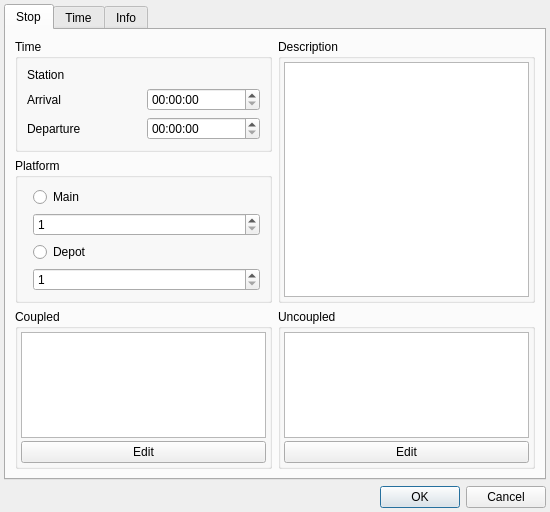
Old version of the form src/jobs/jobeditor/editstopdialog.ui in the repository gfgit/ModelRailroadTimetablePlanner.
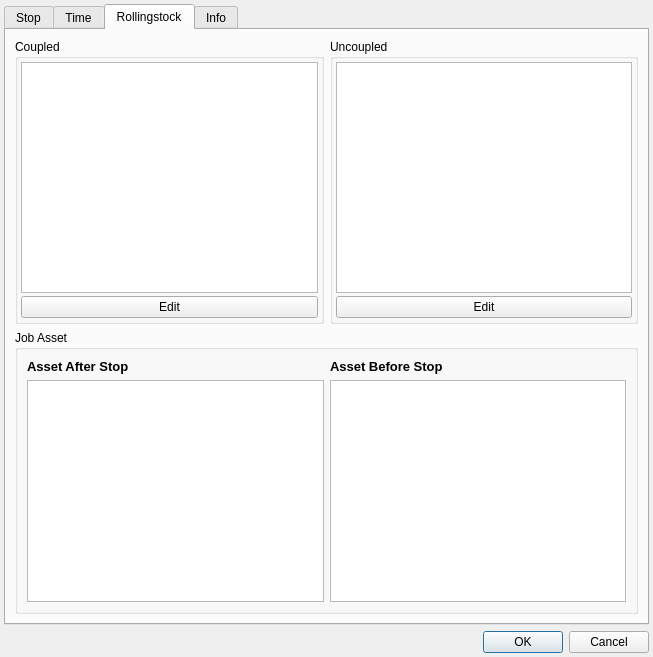
New version of the form. The open tabs and pages were chosen to show the change.

Commit message:
EditStopDialog: new Rollingstock Tab
Moved Coupled/Uncoupled and Train Asset Before/After stop to this tab

```diff
--- a/src/jobs/jobeditor/editstopdialog.ui
+++ b/src/jobs/jobeditor/editstopdialog.ui
@@ -6,14 +6,14 @@
    <rect>
     <x>0</x>
     <y>0</y>
-    <width>550</width>
-    <height>512</height>
+    <width>653</width>
+    <height>657</height>
    </rect>
   </property>
   <property name="windowTitle">
    <string/>
   </property>
-  <layout class="QVBoxLayout" name="dialogLayout">
+  <layout class="QGridLayout" name="gridLayout_2">
    <property name="leftMargin">
     <number>4</number>
    </property>
@@ -26,7 +26,7 @@
    <property name="bottomMargin">
     <number>4</number>
    </property>
-   <item>
+   <item row="0" column="0">
     <widget class="QTabWidget" name="tabWidget">
      <property name="currentIndex">
       <number>0</number>
@@ -39,110 +39,6 @@
        <property name="leftMargin">
         <number>9</number>
        </property>
-       <item row="0" column="0">
-        <widget class="QGroupBox" name="mainBox">
-         <property name="title">
-          <string>Time</string>
-         </property>
-         <layout class="QGridLayout" name="stopBoxLayout">
-          <item row="1" column="1">
-           <widget class="QTimeEdit" name="arrivalTimeEdit"/>
-          </item>
-          <item row="1" column="0">
-           <widget class="QLabel" name="label_2">
-            <property name="text">
-             <string>Arrival</string>
-            </property>
-           </widget>
-          </item>
-          <item row="0" column="0">
-           <widget class="QLabel" name="label">
-            <property name="text">
-             <string>Station</string>
-            </property>
-           </widget>
-          </item>
-          <item row="2" column="0">
-           <widget class="QLabel" name="label_3">
-            <property name="text">
-             <string>Departure</string>
-            </property>
-           </widget>
-          </item>
-          <item row="2" column="1">
-           <widget class="QTimeEdit" name="departureTimeEdit"/>
-          </item>
-         </layout>
-        </widget>
-       </item>
-       <item row="2" column="0">
-        <widget class="QGroupBox" name="coupledBox">
-         <property name="title">
-          <string>Coupled</string>
-         </property>
-         <layout class="QVBoxLayout" name="coupledLayout">
-          <property name="spacing">
-           <number>3</number>
-          </property>
-          <property name="leftMargin">
-           <number>3</number>
-          </property>
-          <property name="topMargin">
-           <number>3</number>
-          </property>
-          <property name="rightMargin">
-           <number>3</number>
-          </property>
-          <property name="bottomMargin">
-           <number>3</number>
-          </property>
-          <item>
-           <widget class="QListView" name="coupledView"/>
-          </item>
-          <item>
-           <widget class="QPushButton" name="editCoupledBut">
-            <property name="text">
-             <string>Edit</string>
-            </property>
-           </widget>
-          </item>
-         </layout>
-        </widget>
-       </item>
-       <item row="2" column="1">
-        <widget class="QGroupBox" name="uncoupledBox">
-         <property name="title">
-          <string>Uncoupled</string>
-         </property>
-         <layout class="QVBoxLayout" name="uncoupledLayout">
-          <property name="spacing">
-           <number>3</number>
-          </property>
-          <property name="leftMargin">
-           <number>3</number>
-          </property>
-          <property name="topMargin">
-           <number>3</number>
-          </property>
-          <property name="rightMargin">
-           <number>3</number>
-          </property>
-          <property name="bottomMargin">
-           <number>3</number>
-          </property>
-          <item>
-           <widget class="QListView" name="uncoupledView"/>
-          </item>
-          <item>
-           <widget class="QPushButton" name="editUncoupledBut">
-            <property name="text">
-             <string>Edit</string>
-            </property>
-           </widget>
-          </item>
-         </layout>
-        </widget>
-       </item>
        <item row="1" column="0">
         <widget class="QGroupBox" name="platfBox">
          <property name="title">
@@ -350,6 +246,150 @@
        </item>
       </layout>
      </widget>
+     <widget class="QWidget" name="rsTab">
+      <attribute name="title">
+       <string>Rollingstock</string>
+      </attribute>
+      <layout class="QGridLayout" name="gridLayout_4">
+       <item row="0" column="0">
+        <widget class="QGroupBox" name="coupledBox">
+         <property name="title">
+          <string>Coupled</string>
+         </property>
+         <layout class="QVBoxLayout" name="coupledLayout">
+          <property name="spacing">
+           <number>3</number>
+          </property>
+          <property name="leftMargin">
+           <number>3</number>
+          </property>
+          <property name="topMargin">
+           <number>3</number>
+          </property>
+          <property name="rightMargin">
+           <number>3</number>
+          </property>
+          <property name="bottomMargin">
+           <number>3</number>
+          </property>
+          <item>
+           <widget class="QListView" name="coupledView"/>
+          </item>
+          <item>
+           <widget class="QPushButton" name="editCoupledBut">
+            <property name="text">
+             <string>Edit</string>
+            </property>
+           </widget>
+          </item>
+         </layout>
+        </widget>
+       </item>
+       <item row="0" column="1">
+        <widget class="QGroupBox" name="uncoupledBox">
+         <property name="title">
+          <string>Uncoupled</string>
+         </property>
+         <layout class="QVBoxLayout" name="uncoupledLayout">
+          <property name="spacing">
+           <number>3</number>
+          </property>
+          <property name="leftMargin">
+           <number>3</number>
+          </property>
+          <property name="topMargin">
+           <number>3</number>
+          </property>
+          <property name="rightMargin">
+           <number>3</number>
+          </property>
+          <property name="bottomMargin">
+           <number>3</number>
+          </property>
+          <item>
+           <widget class="QListView" name="uncoupledView"/>
+          </item>
+          <item>
+           <widget class="QPushButton" name="editUncoupledBut">
+            <property name="text">
+             <string>Edit</string>
+            </property>
+           </widget>
+          </item>
+         </layout>
+        </widget>
+       </item>
+       <item row="1" column="0" colspan="2">
+        <widget class="QGroupBox" name="rollingstockBox">
+         <property name="title">
+          <string>Job Asset</string>
+         </property>
+         <layout class="QGridLayout" name="trainAssetGridLayout">
+          <item row="0" column="1">
+           <widget class="QLabel" name="assetBeforeLabel">
+            <property name="font">
+             <font>
+              <pointsize>10</pointsize>
+              <weight>75</weight>
+              <bold>true</bold>
+             </font>
+            </property>
+            <property name="text">
+             <string>Asset Before Stop</string>
+            </property>
+           </widget>
+          </item>
+          <item row="1" column="1">
+           <widget class="QListView" name="assetBeforeView">
+            <property name="minimumSize">
+             <size>
+              <width>0</width>
+              <height>100</height>
+             </size>
+            </property>
+            <property name="font">
+             <font>
+              <pointsize>12</pointsize>
+             </font>
+            </property>
+           </widget>
+          </item>
+          <item row="1" column="0">
+           <widget class="QListView" name="assetAfterView">
+            <property name="minimumSize">
+             <size>
+              <width>0</width>
+              <height>100</height>
+             </size>
+            </property>
+            <property name="font">
+             <font>
+              <pointsize>12</pointsize>
+              <weight>50</weight>
+              <bold>false</bold>
+             </font>
+            </property>
+           </widget>
+          </item>
+          <item row="0" column="0">
+           <widget class="QLabel" name="assetAfterLabel">
+            <property name="font">
+             <font>
+              <pointsize>10</pointsize>
+              <weight>75</weight>
+              <bold>true</bold>
+             </font>
+            </property>
+            <property name="text">
+             <string>Asset After Stop</string>
+            </property>
+           </widget>
+          </item>
+         </layout>
+        </widget>
+       </item>
+      </layout>
+     </widget>
      <widget class="QWidget" name="infoTab">
       <attribute name="title">
        <string>Info</string>
@@ -413,75 +453,6 @@
              </property>
             </widget>
            </item>
-           <item>
-            <widget class="QGroupBox" name="rollingstockBox">
-             <property name="title">
-              <string>Rollingstock</string>
-             </property>
-             <layout class="QGridLayout" name="trainAssetGridLayout">
-              <item row="0" column="0">
-               <widget class="QLabel" name="assetAfterLabel">
-                <property name="font">
-                 <font>
-                  <pointsize>10</pointsize>
-                  <weight>75</weight>
-                  <bold>true</bold>
-                 </font>
-                </property>
-                <property name="text">
-                 <string>Asset After Stop</string>
-                </property>
-               </widget>
-              </item>
-              <item row="0" column="1">
-               <widget class="QLabel" name="assetBeforeLabel">
-                <property name="font">
-                 <font>
-                  <pointsize>10</pointsize>
-                  <weight>75</weight>
-                  <bold>true</bold>
-                 </font>
-                </property>
-                <property name="text">
-                 <string>Asset Before Stop</string>
-                </property>
-               </widget>
-              </item>
-              <item row="1" column="0">
-               <widget class="QListView" name="assetAfterView">
-                <property name="minimumSize">
-                 <size>
-                  <width>0</width>
-                  <height>100</height>
-                 </size>
-                </property>
-                <property name="font">
-                 <font>
-                  <pointsize>12</pointsize>
-                  <weight>50</weight>
-                  <bold>false</bold>
-                 </font>
-                </property>
-               </widget>
-              </item>
-              <item row="1" column="1">
-               <widget class="QListView" name="assetBeforeView">
-                <property name="minimumSize">
-                 <size>
-                  <width>0</width>
-                  <height>100</height>
-                 </size>
-                </property>
-                <property name="font">
-                 <font>
-                  <pointsize>12</pointsize>
-                 </font>
-                </property>
-               </widget>
-              </item>
-             </layout>
-            </widget>
-           </item>
            <item>
             <widget class="QGroupBox" name="passingsBox">
              <property name="font">
@@ -531,7 +502,7 @@
      </widget>
     </widget>
    </item>
-   <item>
+   <item row="1" column="0">
     <widget class="QDialogButtonBox" name="buttonBox">
      <property name="orientation">
       <enum>Qt::Horizontal</enum>
```
Left out of the diff: 40 changed lines with no effect on the pictures.
